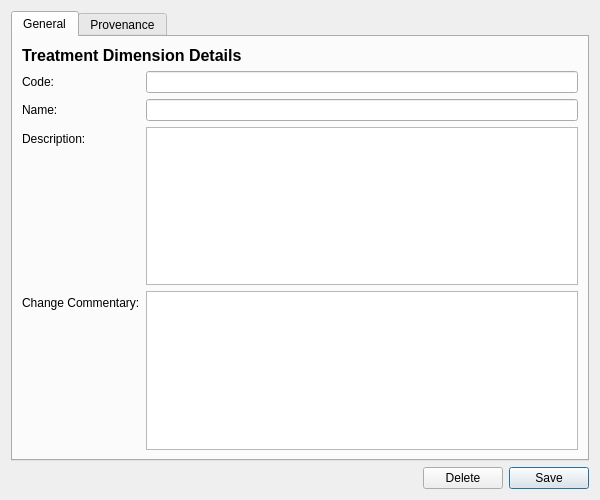
Qt form projects/ores.qt/ui/TreatmentDimensionDetailDialog.ui (OreStudio/OreStudio) before a commit.
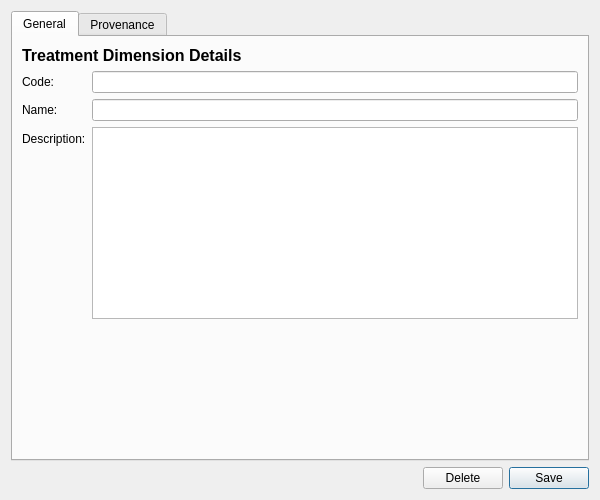
The same form after that commit. Custom widgets are drawn as their Qt base class.

```diff
--- a/projects/ores.qt/ui/TreatmentDimensionDetailDialog.ui
+++ b/projects/ores.qt/ui/TreatmentDimensionDetailDialog.ui
@@ -87,20 +87,6 @@
            </property>
           </widget>
          </item>
-         <item row="3" column="0">
-          <widget class="QLabel" name="commentaryLabel">
-           <property name="text">
-            <string>Change Commentary:</string>
-           </property>
-          </widget>
-         </item>
-         <item row="3" column="1">
-          <widget class="QPlainTextEdit" name="commentaryEdit">
-           <property name="maximumHeight">
-            <number>80</number>
-           </property>
-          </widget>
-         </item>
         </layout>
        </item>
        <item>
```
